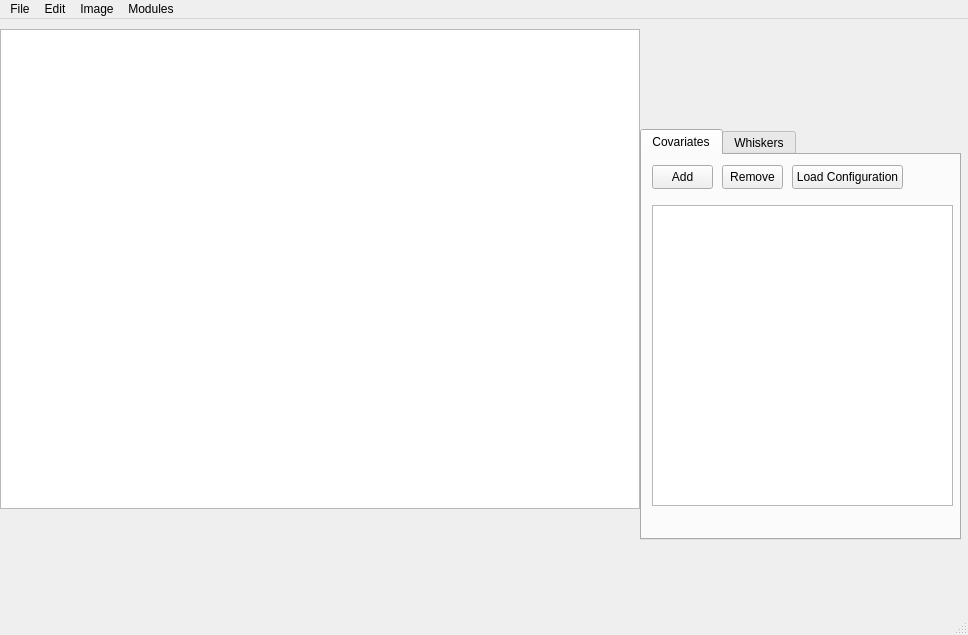
The window that src/WhiskerToolbox/Main_Window/mainwindow.ui (paulmthompson/WhiskerToolbox) describes before a commit, drawn with Qt 5.
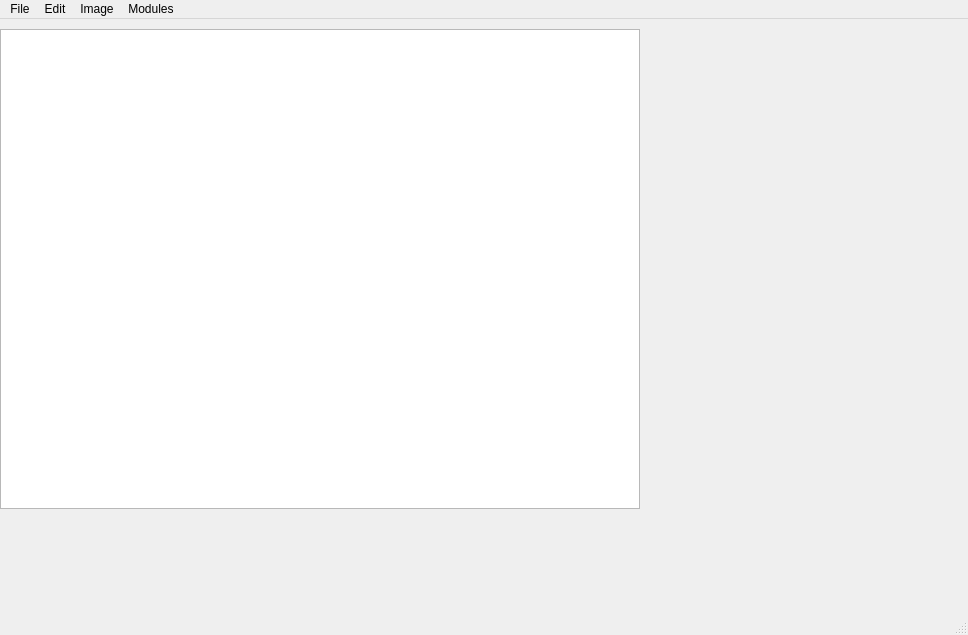
The same window after the commit. Custom widgets are drawn as their Qt base class.

Commit message: remove covariate widgets

```diff
--- a/src/WhiskerToolbox/Main_Window/mainwindow.ui
+++ b/src/WhiskerToolbox/Main_Window/mainwindow.ui
@@ -36,107 +36,6 @@
      <enum>Qt::ScrollBarAlwaysOff</enum>
     </property>
    </widget>
-   <widget class="QTabWidget" name="tabWidget">
-    <property name="geometry">
-     <rect>
-      <x>640</x>
-      <y>110</y>
-      <width>321</width>
-      <height>411</height>
-     </rect>
-    </property>
-    <property name="focusPolicy">
-     <enum>Qt::NoFocus</enum>
-    </property>
-    <property name="currentIndex">
-     <number>0</number>
-    </property>
-    <widget class="QWidget" name="tab">
-     <attribute name="title">
-      <string>Covariates</string>
-     </attribute>
-     <widget class="QPushButton" name="pushButton">
-      <property name="geometry">
-       <rect>
-        <x>10</x>
-        <y>10</y>
-        <width>61</width>
-        <height>24</height>
-       </rect>
-      </property>
-      <property name="text">
-       <string>Add</string>
-      </property>
-     </widget>
-     <widget class="QListWidget" name="listWidget">
-      <property name="geometry">
-       <rect>
-        <x>10</x>
-        <y>50</y>
-        <width>301</width>
-        <height>301</height>
-       </rect>
-      </property>
-     </widget>
-     <widget class="QPushButton" name="pushButton_2">
-      <property name="geometry">
-       <rect>
-        <x>80</x>
-        <y>10</y>
-        <width>61</width>
-        <height>24</height>
-       </rect>
-      </property>
-      <property name="text">
-       <string>Remove</string>
-      </property>
-     </widget>
-     <widget class="QPushButton" name="pushButton_3">
-      <property name="geometry">
-       <rect>
-        <x>150</x>
-        <y>10</y>
-        <width>111</width>
-        <height>24</height>
-       </rect>
-      </property>
-      <property name="text">
-       <string>Load Configuration</string>
-      </property>
-     </widget>
-    </widget>
-    <widget class="QWidget" name="tab_2">
-     <attribute name="title">
-      <string>Whiskers</string>
-     </attribute>
-     <widget class="QTableWidget" name="tableWidget">
-      <property name="geometry">
-       <rect>
-        <x>10</x>
-        <y>10</y>
-        <width>301</width>
-        <height>251</height>
-       </rect>
-      </property>
-      <property name="focusPolicy">
-       <enum>Qt::NoFocus</enum>
-      </property>
-      <property name="columnCount">
-       <number>2</number>
-      </property>
-      <column>
-       <property name="text">
-        <string>Frame</string>
-       </property>
-      </column>
-      <column>
-       <property name="text">
-        <string>Whisker 1</string>
-       </property>
-      </column>
-     </widget>
-    </widget>
-   </widget>
    <widget class="TimeScrollBar" name="time_scrollbar" native="true">
     <property name="geometry">
      <rect>
```
The commit also changes 2 other files.
